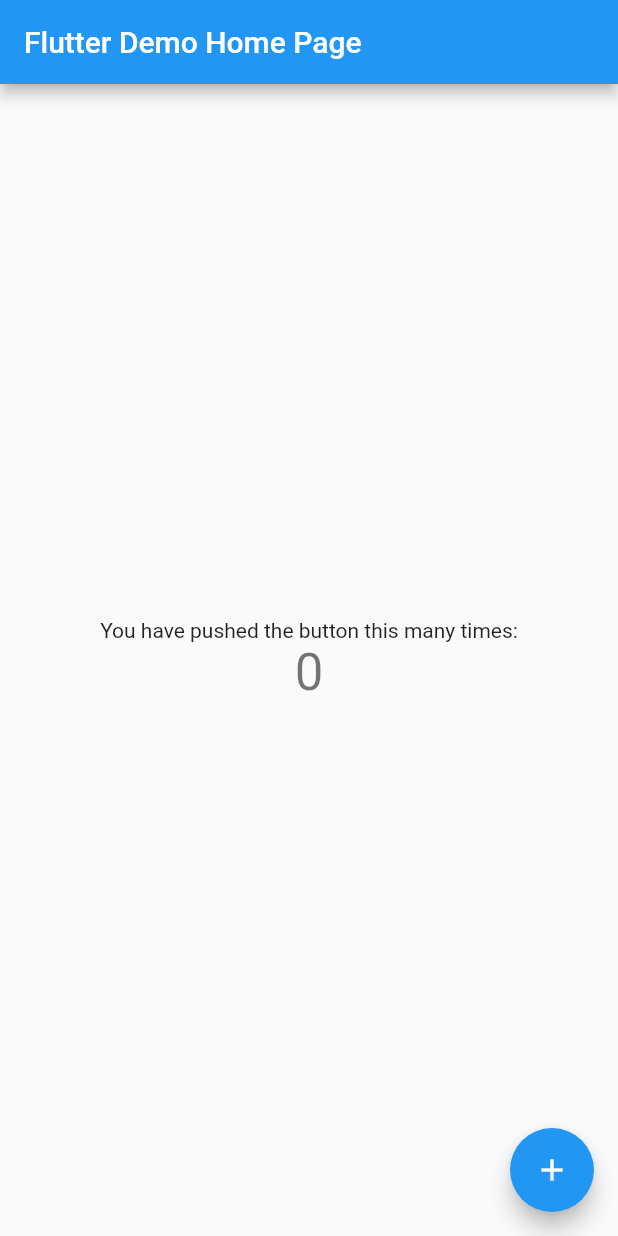
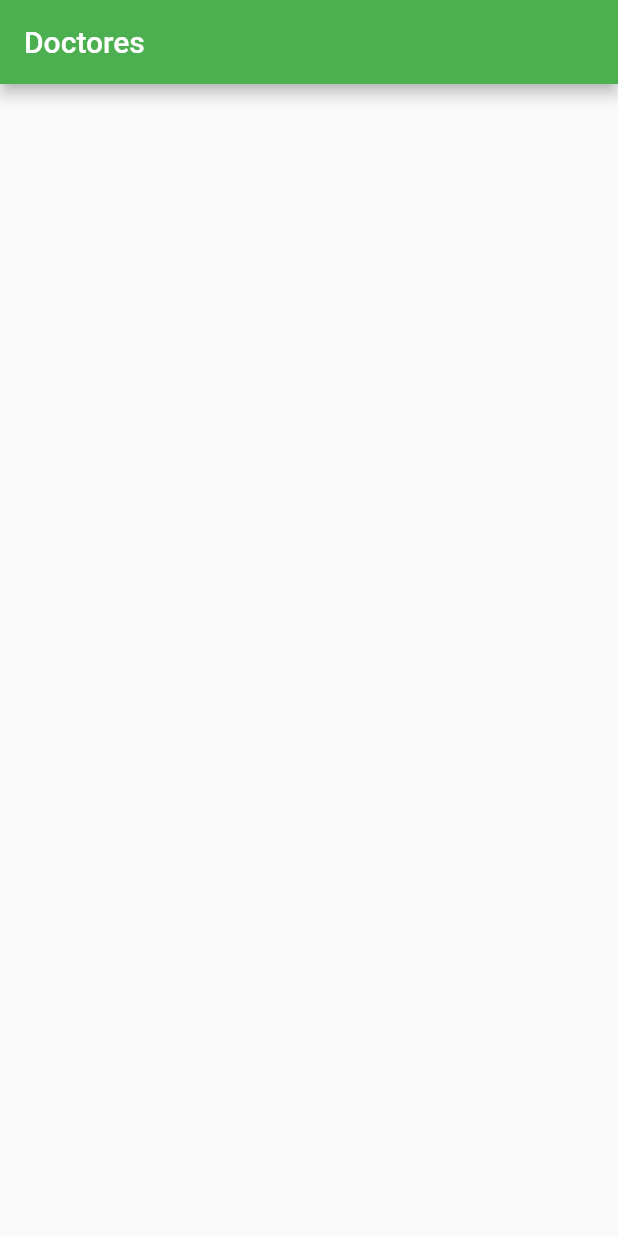
Before and after one commit to ilixna/shortpaper2_flutter, a Flutter app: the screen it shows after launch, on a phone screen of 412 x 824 dp. Run offline on Flutter 3.47's test engine with Material 2 defaults, Android fonts, the phone set to English and light mode, and no system bars.

Commit message:
Se actualizo el archivo main y se agrego el modelo card_model

```diff
--- a/lib/main.dart
+++ b/lib/main.dart
@@ -1,4 +1,5 @@
 import 'package:flutter/material.dart';
+import 'package:shortpaper2_flutter/pantalla/lista_doctores.dart';
 
 void main() {
   runApp(const MyApp());
@@ -6,110 +7,15 @@
 
 class MyApp extends StatelessWidget {
   const MyApp({Key? key}) : super(key: key);
-
-  // This widget is the root of your application.
   @override
   Widget build(BuildContext context) {
     return MaterialApp(
       title: 'Flutter Demo',
       theme: ThemeData(
-        // This is the theme of your application.
-        //
-        // Try running your application with "flutter run". You'll see the
-        // application has a blue toolbar. Then, without quitting the app, try
-        // changing the primarySwatch below to Colors.green and then invoke
-        // "hot reload" (press "r" in the console where you ran "flutter run",
-        // or simply save your changes to "hot reload" in a Flutter IDE).
-        // Notice that the counter didn't reset back to zero; the application
-        // is not restarted.
-        primarySwatch: Colors.blue,
+        primarySwatch: Colors.green,
+        primaryColor: Colors.greenAccent,
       ),
-      home: const MyHomePage(title: 'Flutter Demo Home Page'),
+      home: const ListaDoctores(),
     );
   }
 }
-
-class MyHomePage extends StatefulWidget {
-  const MyHomePage({Key? key, required this.title}) : super(key: key);
-
-  // This widget is the home page of your application. It is stateful, meaning
-  // that it has a State object (defined below) that contains fields that affect
-  // how it looks.
-
-  // This class is the configuration for the state. It holds the values (in this
-  // case the title) provided by the parent (in this case the App widget) and
-  // used by the build method of the State. Fields in a Widget subclass are
-  // always marked "final".
-
-  final String title;
-
-  @override
-  State<MyHomePage> createState() => _MyHomePageState();
-}
-
-class _MyHomePageState extends State<MyHomePage> {
-  int _counter = 0;
-
-  void _incrementCounter() {
-    setState(() {
-      // This call to setState tells the Flutter framework that something has
-      // changed in this State, which causes it to rerun the build method below
-      // so that the display can reflect the updated values. If we changed
-      // _counter without calling setState(), then the build method would not be
-      // called again, and so nothing would appear to happen.
-      _counter++;
-    });
-  }
-
-  @override
-  Widget build(BuildContext context) {
-    // This method is rerun every time setState is called, for instance as done
-    // by the _incrementCounter method above.
-    //
-    // The Flutter framework has been optimized to make rerunning build methods
-    // fast, so that you can just rebuild anything that needs updating rather
-    // than having to individually change instances of widgets.
-    return Scaffold(
-      appBar: AppBar(
-        // Here we take the value from the MyHomePage object that was created by
-        // the App.build method, and use it to set our appbar title.
-        title: Text(widget.title),
-      ),
-      body: Center(
-        // Center is a layout widget. It takes a single child and positions it
-        // in the middle of the parent.
-        child: Column(
-          // Column is also a layout widget. It takes a list of children and
-          // arranges them vertically. By default, it sizes itself to fit its
-          // children horizontally, and tries to be as tall as its parent.
-          //
-          // Invoke "debug painting" (press "p" in the console, choose the
-          // "Toggle Debug Paint" action from the Flutter Inspector in Android
-          // Studio, or the "Toggle Debug Paint" command in Visual Studio Code)
-          // to see the wireframe for each widget.
-          //
-          // Column has various properties to control how it sizes itself and
-          // how it positions its children. Here we use mainAxisAlignment to
-          // center the children vertically; the main axis here is the vertical
-          // axis because Columns are vertical (the cross axis would be
-          // horizontal).
-          mainAxisAlignment: MainAxisAlignment.center,
-          children: <Widget>[
-            const Text(
-              'You have pushed the button this many times:',
-            ),
-            Text(
-              '$_counter',
-              style: Theme.of(context).textTheme.headline4,
-            ),
-          ],
-        ),
-      ),
-      floatingActionButton: FloatingActionButton(
-        onPressed: _incrementCounter,
-        tooltip: 'Increment',
-        child: const Icon(Icons.add),
-      ), // This trailing comma makes auto-formatting nicer for build methods.
-    );
-  }
-}
--- /dev/null
+++ b/lib/pantalla/lista_doctores.dart
@@ -0,0 +1,18 @@
+import 'package:flutter/material.dart';
+
+class ListaDoctores extends StatefulWidget {
+  const ListaDoctores({Key? key}) : super(key: key);
+
+  @override
+  State<ListaDoctores> createState() => _ListaDoctoresState();
+}
+
+class _ListaDoctoresState extends State<ListaDoctores> {
+  @override
+  Widget build(BuildContext context) {
+    return Scaffold(
+        appBar: AppBar(
+        title: const Text('Doctores'),
+    ));
+  }
+}
```
Also changed, not shown: lib/widget/modelo/card_model.dart (added, +16 -0 lines).
